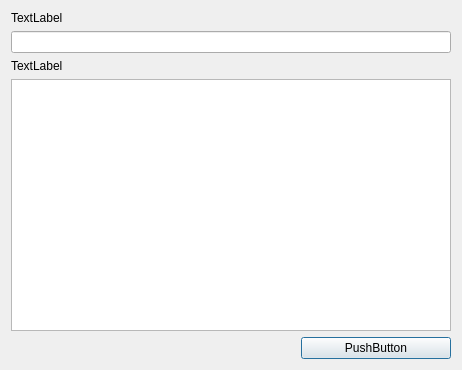
Qt form suggestion_dialog.ui (eudic/eudic_win32_localize) before a commit.
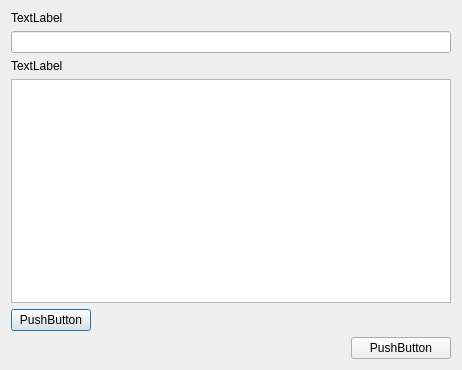
The same form after that commit.

The edit to the form file:
```diff
--- a/suggestion_dialog.ui
+++ b/suggestion_dialog.ui
@@ -39,6 +39,39 @@
      <item>
       <widget class="QTextEdit" name="detailEdit"/>
      </item>
+     <item>
+      <layout class="QHBoxLayout" name="imageLayoutContainer">
+       <item>
+        <widget class="QPushButton" name="addImageButton">
+         <property name="maximumSize">
+          <size>
+           <width>100</width>
+           <height>16777215</height>
+          </size>
+         </property>
+         <property name="text">
+          <string>PushButton</string>
+         </property>
+        </widget>
+       </item>
+       <item>
+        <spacer name="horizontalSpacer_2">
+         <property name="orientation">
+          <enum>Qt::Horizontal</enum>
+         </property>
+         <property name="sizeHint" stdset="0">
+          <size>
+           <width>40</width>
+           <height>20</height>
+          </size>
+         </property>
+        </spacer>
+       </item>
+       <item>
+        <layout class="QHBoxLayout" name="imageLayout"/>
+       </item>
+      </layout>
+     </item>
      <item>
       <layout class="QHBoxLayout" name="horizontalLayout">
        <item>
@@ -71,7 +104,7 @@
          </property>
          <property name="minimumSize">
           <size>
-           <width>150</width>
+           <width>100</width>
            <height>0</height>
           </size>
          </property>
```
